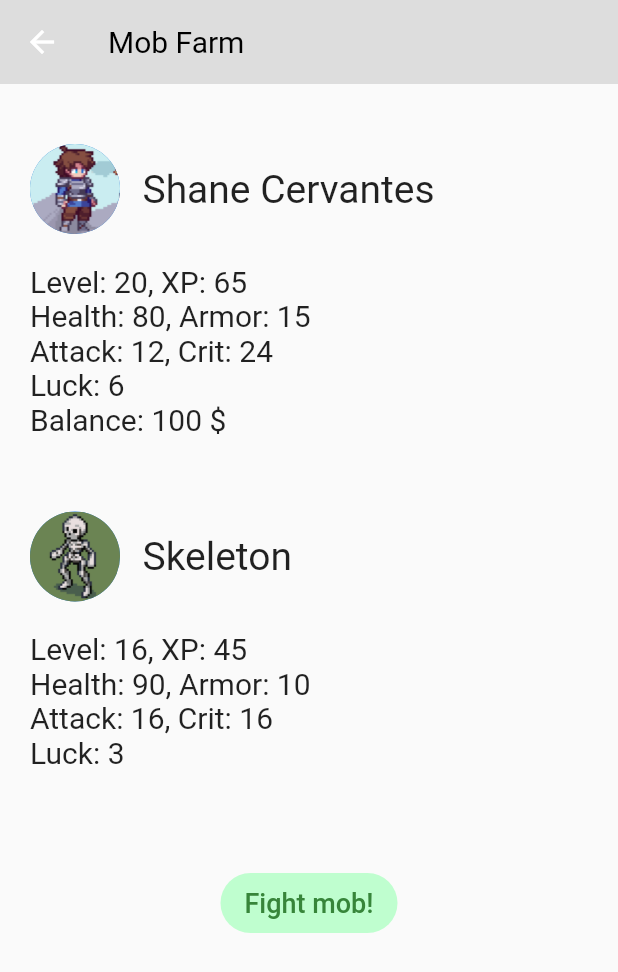
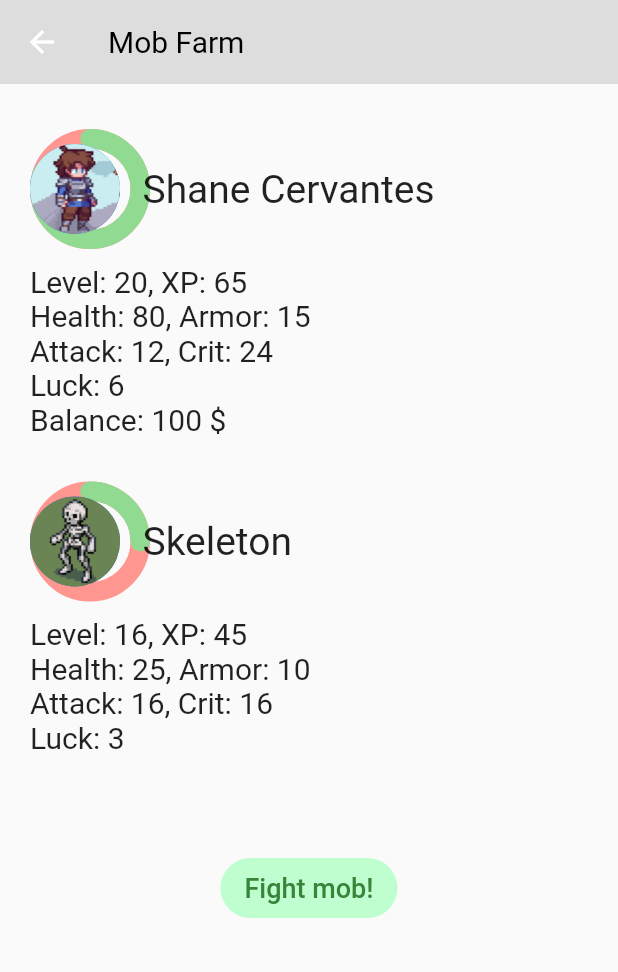
Before and after one commit to HDPK-Kharkiv-IT-Cluster-practice-2023/mobile_front, a Flutter app: the FightingMobs screen opened directly, on a phone screen of 412 x 824 dp. Shown: the top 972 px of the screen. Run offline on Flutter 3.47's test engine with Material 2 defaults, Android fonts, the light colour scheme and no system bars; drawn by our look-alikes of percent_indicator; our stand-ins replace flutter_svg.

Commit message:
Added a health bar around the avatar of the player

```diff
--- a/lib/mob_fighting.dart
+++ b/lib/mob_fighting.dart
@@ -1,4 +1,5 @@
 import 'package:flutter/material.dart';
+import 'package:percent_indicator/percent_indicator.dart';
 
 class FightingMobs extends StatelessWidget {
   const FightingMobs({super.key});
@@ -22,6 +23,23 @@ class FightingMobs extends StatelessWidget {
           crossAxisAlignment: CrossAxisAlignment.start,
           children: [
             Padding(
+              // Character1 avatar, Name, Healthbar padding.
+              padding: EdgeInsetsDirectional.fromSTEB(0, 0, 0, 0),
+              child: Stack(
+                children: [
+                  Padding(
+                    padding: EdgeInsetsDirectional.fromSTEB(0, 10, 292, 0),
+                    child: CircularPercentIndicator(
+                      radius: 40.0,
+                      lineWidth: 13.0,
+                      animation: true,
+                      percent: 0.8,
+                      circularStrokeCap: CircularStrokeCap.round,
+                      progressColor: Color.fromARGB(255, 144, 218, 146),
+                      backgroundColor: const Color.fromARGB(255, 255, 151, 144),
+                    ),
+                  ),
+                  Padding(
                     padding: EdgeInsetsDirectional.fromSTEB(0, 20, 0, 20),
                     child: Row(children: [
                       CircleAvatar(
@@ -34,8 +52,11 @@ class FightingMobs extends StatelessWidget {
                           'Shane Cervantes',
                           style: TextStyle(fontSize: 26),
                         ),
-                )
+                      ),
                     ]),
+                  ),
+                ],
+              ),
             ),
             Text(
               'Level: 20, XP: 65',
@@ -58,7 +79,24 @@ class FightingMobs extends StatelessWidget {
               style: TextStyle(fontSize: 20),
             ),
             Padding(
-              padding: EdgeInsetsDirectional.fromSTEB(0, 50, 0, 20),
+              // Mob avatar, Name, Healthbar padding.
+              padding: EdgeInsetsDirectional.fromSTEB(0, 20, 0, 0),
+              child: Stack(
+                children: [
+                  Padding(
+                    padding: EdgeInsetsDirectional.fromSTEB(0, 10, 292, 0),
+                    child: CircularPercentIndicator(
+                      radius: 40.0,
+                      lineWidth: 13.0,
+                      animation: true,
+                      percent: 0.25,
+                      circularStrokeCap: CircularStrokeCap.round,
+                      progressColor: Color.fromARGB(255, 144, 218, 146),
+                      backgroundColor: const Color.fromARGB(255, 255, 151, 144),
+                    ),
+                  ),
+                  Padding(
+                    padding: EdgeInsetsDirectional.fromSTEB(0, 20, 0, 20),
                     child: Row(children: [
                       CircleAvatar(
                         backgroundImage: AssetImage("assets/skeleton.png"),
@@ -70,15 +108,18 @@ class FightingMobs extends StatelessWidget {
                           'Skeleton',
                           style: TextStyle(fontSize: 26),
                         ),
-                )
+                      ),
                     ]),
+                  ),
+                ],
+              ),
             ),
             Text(
               'Level: 16, XP: 45',
               style: TextStyle(fontSize: 20),
             ),
             Text(
-              'Health: 90, Armor: 10',
+              'Health: 25, Armor: 10',
               style: TextStyle(fontSize: 20),
             ),
             Text(
--- a/pubspec.yaml
+++ b/pubspec.yaml
@@ -7,6 +7,8 @@ environment:
   sdk: '>=3.1.2 <4.0.0'
 
 dependencies:
+  percent_indicator: ^4.2.3
+
   flutter:
     sdk: flutter
 
```
Also changed, not shown: lib/fighting_action.dart (+45 -4 lines), pubspec.lock, 1 other file. Lines whose indentation alone changed are shown as unchanged.
